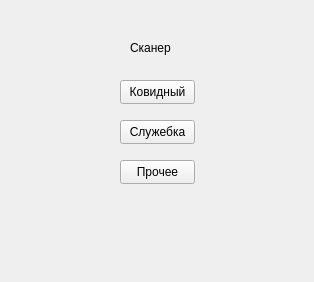
This is my_helper/my_helper/designer_ui/scaner.ui in SmolPO/vertical as Qt 5 draws it before an edit. The edited form follows.
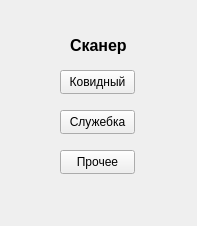
This is the edited form.

```diff
--- a/my_helper/my_helper/designer_ui/scaner.ui
+++ b/my_helper/my_helper/designer_ui/scaner.ui
@@ -6,8 +6,8 @@
    <rect>
     <x>0</x>
     <y>0</y>
-    <width>314</width>
-    <height>282</height>
+    <width>197</width>
+    <height>226</height>
    </rect>
   </property>
   <property name="windowTitle">
@@ -16,8 +16,8 @@
   <widget class="QPushButton" name="b_covid">
    <property name="geometry">
     <rect>
-     <x>120</x>
-     <y>80</y>
+     <x>60</x>
+     <y>70</y>
      <width>75</width>
      <height>24</height>
     </rect>
@@ -29,8 +29,8 @@
   <widget class="QPushButton" name="b_note">
    <property name="geometry">
     <rect>
-     <x>120</x>
-     <y>120</y>
+     <x>60</x>
+     <y>110</y>
      <width>75</width>
      <height>24</height>
     </rect>
@@ -42,8 +42,8 @@
   <widget class="QPushButton" name="b_other">
    <property name="geometry">
     <rect>
-     <x>120</x>
-     <y>160</y>
+     <x>60</x>
+     <y>150</y>
      <width>75</width>
      <height>24</height>
     </rect>
@@ -55,12 +55,18 @@
   <widget class="QLabel" name="label">
    <property name="geometry">
     <rect>
-     <x>130</x>
-     <y>40</y>
-     <width>49</width>
-     <height>16</height>
+     <x>70</x>
+     <y>30</y>
+     <width>61</width>
+     <height>31</height>
     </rect>
    </property>
+   <property name="font">
+    <font>
+     <pointsize>12</pointsize>
+     <bold>true</bold>
+    </font>
+   </property>
    <property name="text">
     <string>Сканер</string>
    </property>
```
